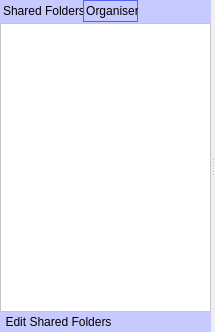
This is trunk/widgetlibrary.ui in c3c/quazaa as Qt 5 draws it before an edit. The edited form follows.
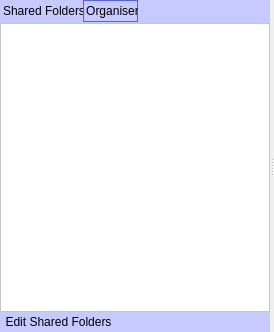
This is the edited form. Icons and pictures are not drawn.

What changed in the file:
```diff
--- a/trunk/widgetlibrary.ui
+++ b/trunk/widgetlibrary.ui
@@ -6,7 +6,7 @@
    <rect>
     <x>0</x>
     <y>0</y>
-    <width>215</width>
+    <width>274</width>
     <height>332</height>
    </rect>
   </property>
```
Left out of the diff: 12 changed lines with no effect on the pictures.
